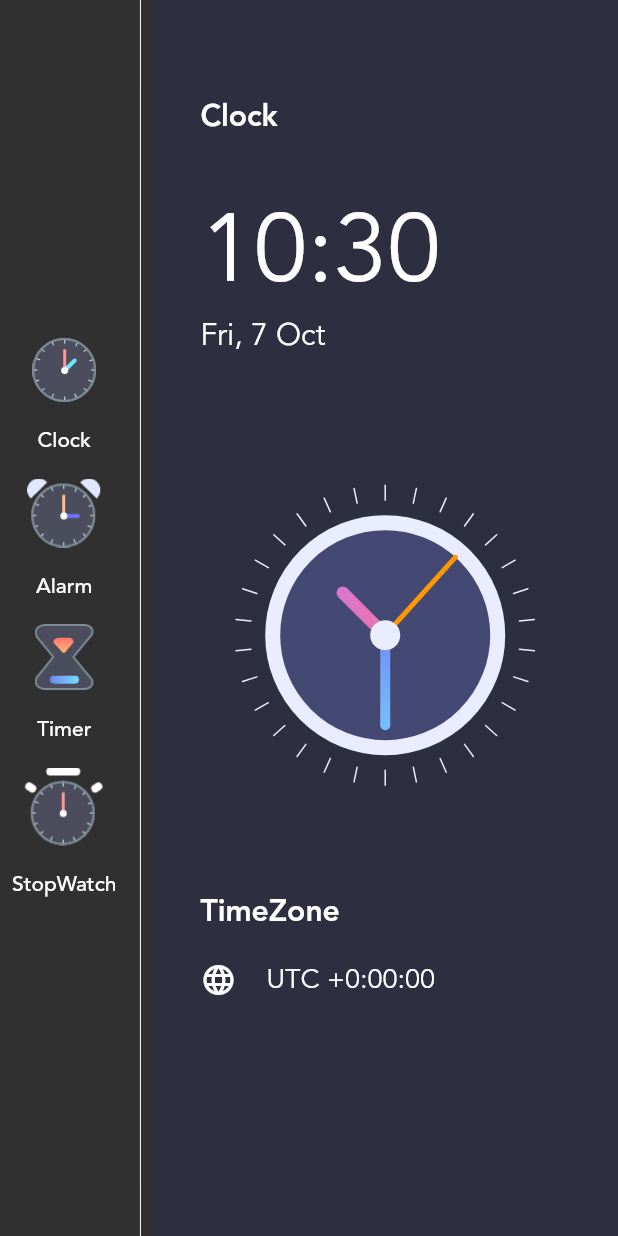
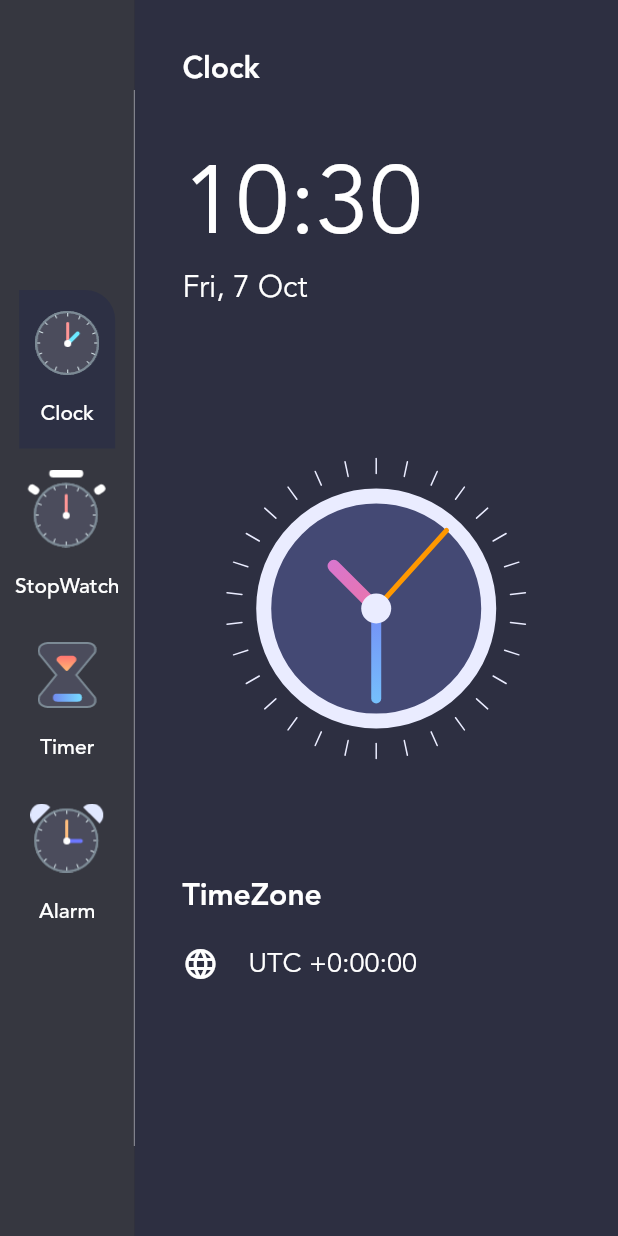
Before and after one commit to luciferro01/Clock, a Flutter app: the screen it shows after launch, on a phone screen of 412 x 824 dp. Run offline on Flutter 3.47's test engine with Material 2 defaults, Android fonts, the light colour scheme and no system bars.

Commit message:
Adding Provider Functionality to the App Menu Item Changes

```diff
--- /dev/null
+++ b/lib/data.dart
@@ -0,0 +1,11 @@
+import 'package:clock_application/enums.dart';
+
+import 'menu_info.dart';
+
+List<MenuInfo> menuItems = [
+  MenuInfo(MenuType.clock, title: 'Clock', image: 'assets/clock_icon.png'),
+  MenuInfo(MenuType.stopWatch,
+      title: 'StopWatch', image: 'assets/stopwatch_icon.png'),
+  MenuInfo(MenuType.timer, title: 'Timer', image: 'assets/timer_icon.png'),
+  MenuInfo(MenuType.alarm, title: 'Alarm', image: 'assets/alarm_icon.png'),
+];
--- a/lib/home_page.dart
+++ b/lib/home_page.dart
@@ -1,3 +1,5 @@
+import 'package:clock_application/data.dart';
+import 'package:clock_application/enums.dart';
 import 'package:clock_application/menu_info.dart';
 import 'package:flutter/material.dart';
 import 'package:intl/intl.dart';
@@ -16,28 +18,34 @@ class HomePage extends StatelessWidget {
   @override
   Widget build(BuildContext context) {
     return Scaffold(
-      body: Row(
+      body: SafeArea(
+        child: Row(
           children: [
-          Column(
+            Container(
+              color: const Color.fromARGB(72, 69, 73, 106),
+              child: Column(
                 mainAxisAlignment: MainAxisAlignment.center,
-            children: [
-              iconMenu('Clock', 'assets/clock_icon.png', context),
-              iconMenu('Alarm', 'assets/alarm_icon.png', context),
-              iconMenu('Timer', 'assets/timer_icon.png', context),
-              iconMenu('StopWatch', 'assets/stopwatch_icon.png', context),
-            ],
+                children: menuItems.map((e) => iconMenu(e)).toList(),
+              ),
             ),
             const VerticalDivider(
+              width: 0,
+              // thickness: ,
+              indent: 60,
+              endIndent: 60,
               color: Colors.white,
             ),
             Expanded(
-            child: Container(
+              child: Consumer<MenuInfo>(
+                builder: (context, value, child) {
+                  if (value.menuType != MenuType.clock) return Container();
+                  return Container(
                     padding: const EdgeInsets.all(32),
                     color: const Color(0xFF2D2F41),
                     child: Column(
                       crossAxisAlignment: CrossAxisAlignment.start,
                       children: [
-                  const SizedBox(height: 32),
+                        // const SizedBox(height: 32),
                         const Flexible(
                           flex: 1,
                           fit: FlexFit.loose,
@@ -123,31 +131,46 @@ class HomePage extends StatelessWidget {
                         ),
                       ],
                     ),
+                  );
+                },
               ),
             ),
           ],
         ),
+      ),
     );
   }
 
-  TextButton iconMenu(String title, String image, BuildContext context) {
+  Consumer<MenuInfo> iconMenu(MenuInfo currentMenuInfo) {
+    return Consumer<MenuInfo>(
+      builder: (context, value, child) {
         return TextButton(
-      //  padding = EdgeInsets.symmetric(horizontal: 0, vertical: 14),
+          style: TextButton.styleFrom(
+            shape: const RoundedRectangleBorder(
+              borderRadius: BorderRadius.only(
+                topRight: Radius.circular(20),
+              ),
+            ),
+            padding: const EdgeInsets.symmetric(horizontal: 10, vertical: 14),
+            backgroundColor: currentMenuInfo.menuType == value.menuType
+                ? const Color.fromARGB(110, 32, 39, 73)
+                : Colors.transparent,
+          ),
           onPressed: () {
-        var menuInfo = Provider.of<MenuInfo>(context);
-        menuInfo.updateMenuInfo(menuInfo);
+            var menuInfo = Provider.of<MenuInfo>(context, listen: false);
+            menuInfo.updateMenuInfo(currentMenuInfo);
           },
           child: Column(
             children: [
               Image.asset(
-            image,
+                currentMenuInfo.image!,
                 scale: 1.5,
               ),
               const SizedBox(
                 height: 16,
               ),
               Text(
-            title,
+                currentMenuInfo.title!,
                 style: const TextStyle(
                   fontFamily: 'avenir',
                   color: Colors.white,
@@ -156,6 +179,8 @@ class HomePage extends StatelessWidget {
             ],
           ),
         );
+      },
+    );
     // );
   }
 }
```
Lines whose indentation alone changed are shown as unchanged.
